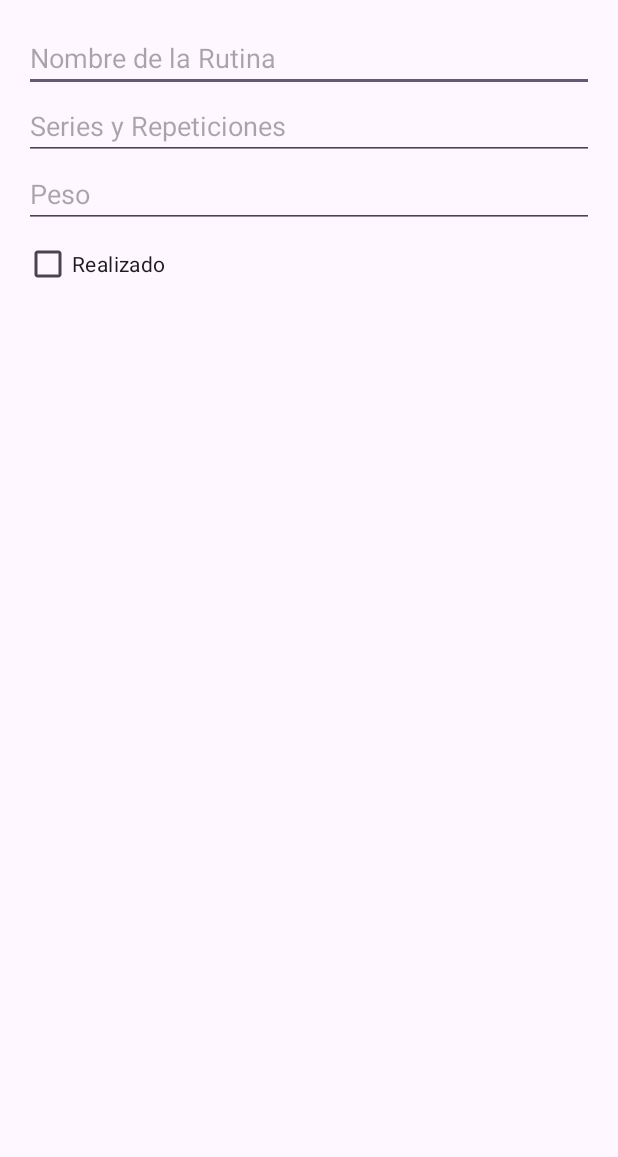
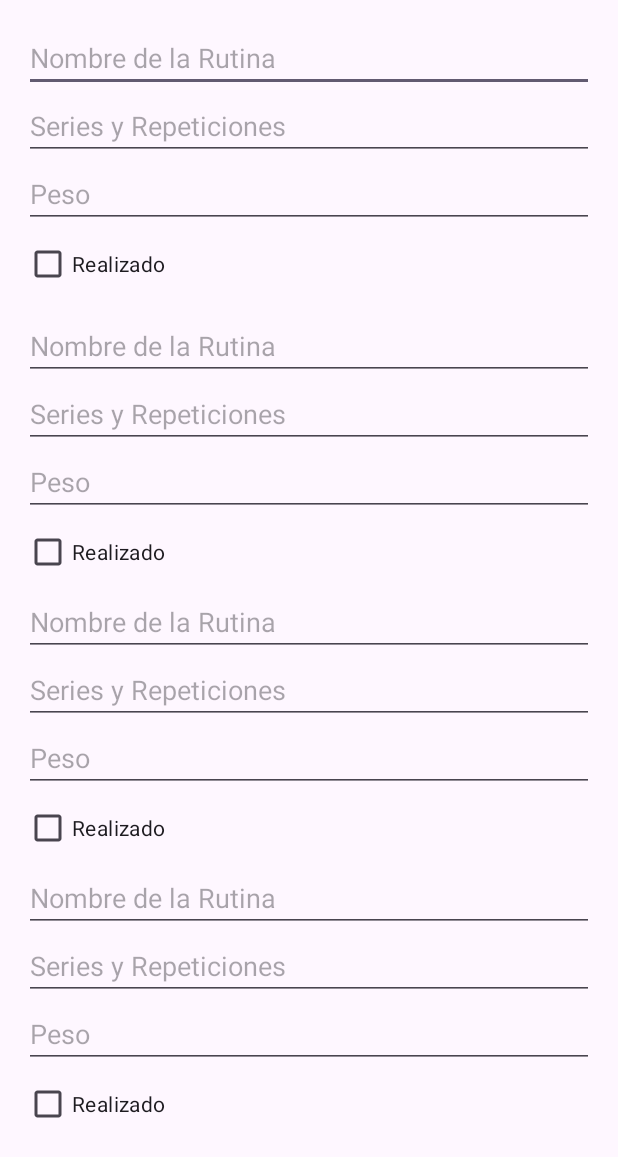
Before and after one commit to Vinochet11/GymAppNota3, an Android app built with Jetpack Compose: the layout fragment_rutina_dialog.xml on its own in the app's theme, with its tools: preview values and no code run, on a phone screen of 412 x 824 dp. Shown: the top 1157 px of the screen. Run offline under Robolectric (Android 15) with nearby library versions, the phone set to English and light mode, and no system bars.

Commit message:
ultima actualizacion 1.1

```diff
--- a/app/src/main/res/layout/fragment_rutina_dialog.xml
+++ b/app/src/main/res/layout/fragment_rutina_dialog.xml
@@ -43,6 +43,84 @@
 
         </LinearLayout>
 
+
+        <EditText
+            android:id="@+id/edit_nombre_rutina2"
+            android:layout_width="match_parent"
+            android:layout_height="wrap_content"
+            android:hint="Nombre de la Rutina" />
+
+        <EditText
+            android:id="@+id/edit_series_repeticiones2"
+            android:layout_width="match_parent"
+            android:layout_height="wrap_content"
+            android:hint="Series y Repeticiones" />
+
+        <EditText
+            android:id="@+id/edit_peso2"
+            android:layout_width="match_parent"
+            android:layout_height="wrap_content"
+            android:hint="Peso" />
+
+        <CheckBox
+            android:id="@+id/checkbox_realizado2"
+            android:layout_width="wrap_content"
+            android:layout_height="wrap_content"
+            android:text="Realizado" />
+
+
+
+        <EditText
+            android:id="@+id/edit_nombre_rutina3"
+            android:layout_width="match_parent"
+            android:layout_height="wrap_content"
+            android:hint="Nombre de la Rutina" />
+
+        <EditText
+            android:id="@+id/edit_series_repeticiones3"
+            android:layout_width="match_parent"
+            android:layout_height="wrap_content"
+            android:hint="Series y Repeticiones" />
+
+        <EditText
+            android:id="@+id/edit_peso3"
+            android:layout_width="match_parent"
+            android:layout_height="wrap_content"
+            android:hint="Peso" />
+
+        <CheckBox
+            android:id="@+id/checkbox_realizado3"
+            android:layout_width="wrap_content"
+            android:layout_height="wrap_content"
+            android:text="Realizado" />
+
+
+        <EditText
+            android:id="@+id/edit_nombre_rutina4"
+            android:layout_width="match_parent"
+            android:layout_height="wrap_content"
+            android:hint="Nombre de la Rutina" />
+
+        <EditText
+            android:id="@+id/edit_series_repeticiones4"
+            android:layout_width="match_parent"
+            android:layout_height="wrap_content"
+            android:hint="Series y Repeticiones" />
+
+        <EditText
+            android:id="@+id/edit_peso4"
+            android:layout_width="match_parent"
+            android:layout_height="wrap_content"
+            android:hint="Peso" />
+
+        <CheckBox
+            android:id="@+id/checkbox_realizado4"
+            android:layout_width="wrap_content"
+            android:layout_height="wrap_content"
+            android:text="Realizado" />
+
+
+
         <!-- Repite para rutina2, rutina3, etc., cambiando los IDs -->
 
     </LinearLayout>
```
